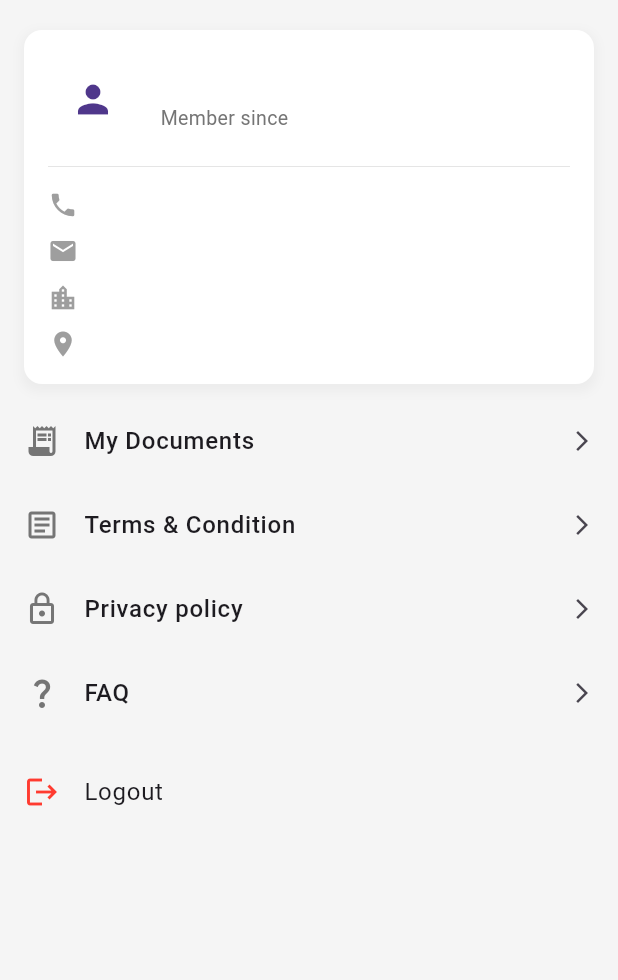
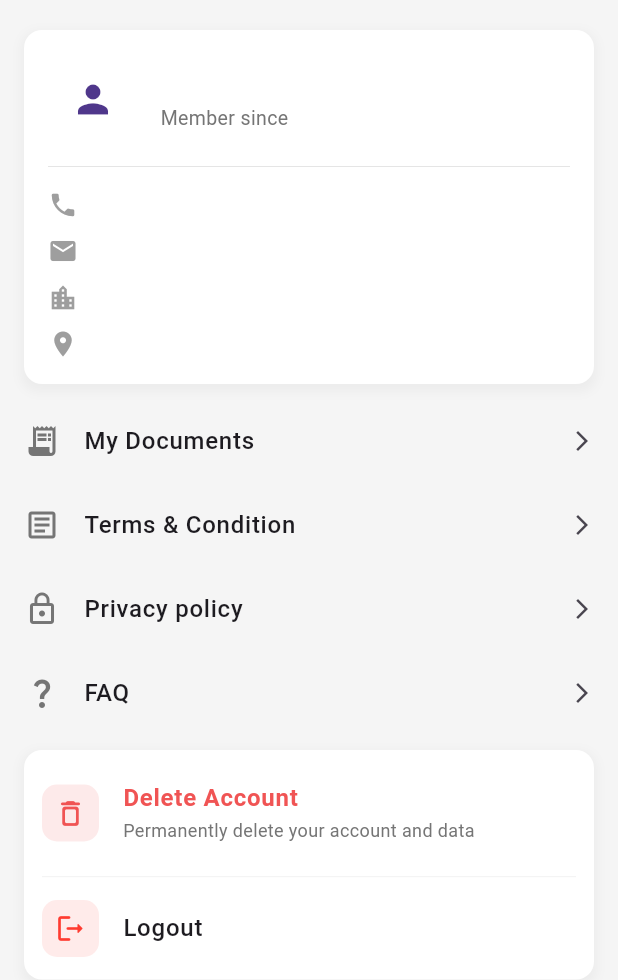
Before and after one commit to wemaxriad/webbdex-confirmation, a Flutter app: the ProfileView screen opened directly, on a phone screen of 412 x 824 dp. Shown: the top 980 px of the screen. Run offline on Flutter 3.47's test engine with Material 3 defaults, Android fonts, the phone set to English and light mode, and no system bars; drawn by our look-alikes of cached_network_image; our stand-ins replace dio, file_picker, firebase_core, firebase_messaging, flutter_local_notifications, flutter_markdown and 11 more; missing offline and left inert: twilio_voice; accounts and stored records are empty; network calls fail.

Commit message:
update confirmation app

```diff
--- a/lib/app/globalController/global_controller.dart
+++ b/lib/app/globalController/global_controller.dart
@@ -13,7 +13,7 @@ class GlobalController extends GetxController {
 
   Server server = Server();
   UserService userService = UserService();
-  var businessName = 'Confirmation App'.obs;
+  var businessName = 'WebbyFrim'.obs;
   var userImage = 'assets/images/user.png'.obs;
 
   RxList<String> countries = <String>[].obs;
--- a/lib/app/modules/profile/view/profile_view.dart
+++ b/lib/app/modules/profile/view/profile_view.dart
@@ -7,6 +7,7 @@ import '../../../helper/helper.dart';
 import '../../../services/api-list.dart';
 import '../../../utils/constant_colors.dart';
 import '../../../globalController/global_controller.dart';
+import '../../auth/controllers/auth_controller.dart';
 import '../controller/profile_controller.dart';
 import 'confirmation_agent_documents_view.dart';
 import 'shimmer/profile_shimmer_view.dart';
@@ -52,7 +53,11 @@ class ProfileView extends StatelessWidget {
               children: [
                 // 3. MAIN PROFILE CARD (Positioned slightly into the red block)
                 Padding(
-                  padding: const EdgeInsetsDirectional.only(top: 20, end: 16.0, start: 16.0),
+                  padding: const EdgeInsetsDirectional.only(
+                    top: 20,
+                    end: 16.0,
+                    start: 16.0,
+                  ),
                   child: Container(
                     padding: const EdgeInsets.all(16.0),
                     decoration: BoxDecoration(
@@ -71,30 +76,34 @@ class ProfileView extends StatelessWidget {
                       children: [
                         // --- Profile Header (Top Part of the Card) ---
                         _buildProfileHeader(controller),
-                        const Divider(height: 30, thickness: 0.5, color: Color(0xffDCDCDC)),
+                        const Divider(
+                          height: 30,
+                          thickness: 0.5,
+                          color: Color(0xffDCDCDC),
+                        ),
 
                         // --- Contact Details (Middle Part of the Card) ---
                         _buildContactRow(
                           icon: Icons.phone,
-                          value: controller.userDetails.value?.mobile??'',
+                          value: controller.userDetails.value?.mobile ?? '',
                         ),
                         const SizedBox(height: 10),
 
                         _buildContactRow(
                           icon: Icons.email,
-                          value: controller.userDetails.value?.email??"",
+                          value: controller.userDetails.value?.email ?? "",
                         ),
                         const SizedBox(height: 10),
 
                         _buildContactRow(
                           icon: Icons.location_city,
-                          value: controller.userDetails.value?.country??'',
+                          value: controller.userDetails.value?.country ?? '',
                         ),
                         const SizedBox(height: 10),
 
                         _buildContactRow(
                           icon: Icons.location_on,
-                          value: controller.userDetails.value?.address??'',
+                          value: controller.userDetails.value?.address ?? '',
                         ),
                       ],
                     ),
@@ -118,17 +127,18 @@ class ProfileView extends StatelessWidget {
                 );
               },
             ),
+
             // --- Menu List (Functional Section) ---
-
             _buildMenuItem(
               title: Get.find<GlobalController>().t("Terms & Condition"),
               icon: Icons.article_outlined,
               onTap: () {
-                Get.to(() =>  WebViewPage(
+                Get.to(
+                  () => WebViewPage(
                     title: "Terms & Condition",
-                  url:  ApiList.termsCondition.toString(),
-                ));
-
+                    url: ApiList.termsCondition.toString(),
+                  ),
+                );
               },
             ),
             _buildMenuItem(
@@ -136,10 +146,12 @@ class ProfileView extends StatelessWidget {
               icon: Icons.lock_outline,
               // Not the final item now, as Logout is next
               onTap: () {
-                Get.to(() =>  WebViewPage(
+                Get.to(
+                  () => WebViewPage(
                     title: "Privacy Policy",
-                  url:  ApiList.privacyPolicy.toString(),
-                ));
+                    url: ApiList.privacyPolicy.toString(),
+                  ),
+                );
               },
             ),
             _buildMenuItem(
@@ -147,32 +159,146 @@ class ProfileView extends StatelessWidget {
               icon: Icons.question_mark_sharp,
               // Not the final item now, as Logout is next
               onTap: () {
-                Get.to(() =>  WebViewPage(
+                Get.to(
+                  () => WebViewPage(
                     title: "FAQ",
-                  url:  ApiList.privacyFaq.toString(),
-                ));
+                    url: ApiList.privacyFaq.toString(),
+                  ),
+                );
               },
             ),
 
-            // --- LOGOUT BUTTON (New Section) ---
+            // --- DELETE ACCOUNT & LOGOUT ---
             Padding(
-              padding: const EdgeInsets.symmetric(horizontal: 16.0, vertical: 10.0),
-              child: ListTile(
-                contentPadding: EdgeInsets.zero,
-                leading: const Icon(Icons.logout, color: primaryColor),
-                title: Text(Get.find<GlobalController>().t("Logout")),
+              padding: const EdgeInsets.symmetric(
+                horizontal: 16.0,
+                vertical: 10.0,
+              ),
+              child: Container(
+                decoration: BoxDecoration(
+                  color: Colors.white,
+                  borderRadius: BorderRadius.circular(12),
+                  boxShadow: [
+                    BoxShadow(
+                      color: Colors.grey.withOpacity(0.1),
+                      spreadRadius: 2,
+                      blurRadius: 5,
+                      offset: const Offset(0, 3),
+                    ),
+                  ],
+                ),
+                child: Column(
+                  mainAxisSize: MainAxisSize.min,
+                  children: [
+                    ListTile(
+                      contentPadding: const EdgeInsets.symmetric(
+                        horizontal: 12,
+                        vertical: 6,
+                      ),
+                      leading: Container(
+                        padding: const EdgeInsets.all(8),
+                        decoration: BoxDecoration(
+                          color: warningColor.withOpacity(0.12),
+                          borderRadius: BorderRadius.circular(10),
+                        ),
+                        child: const Icon(
+                          Icons.delete_outline_rounded,
+                          color: warningColor,
+                          size: 22,
+                        ),
+                      ),
+                      title: Text(
+                        Get.find<GlobalController>().t("Delete Account"),
+                        style: const TextStyle(
+                          fontWeight: FontWeight.w600,
+                          color: warningColor,
+                          fontSize: 16,
+                        ),
+                      ),
+                      subtitle: Text(
+                        Get.find<GlobalController>().t(
+                          "Permanently delete your account and data",
+                        ),
+                        style: TextStyle(fontSize: 12, color: Colors.grey[600]),
+                      ),
                       onTap: () {
-                  // --- Logout Confirmation Dialog ---
                         Get.defaultDialog(
+                          radius: 14,
+                          title: Get.find<GlobalController>().t(
+                            "Delete Account",
+                          ),
+                          titleStyle: const TextStyle(
+                            fontWeight: FontWeight.w700,
+                            fontSize: 18,
+                          ),
+                          middleText: Get.find<GlobalController>().t(
+                            "This will permanently delete your account and associated data. This cannot be undone.",
+                          ),
+                          textConfirm: Get.find<GlobalController>().t("Delete"),
+                          textCancel: Get.find<GlobalController>().t("Cancel"),
+                          buttonColor: warningColor,
+                          confirmTextColor: Colors.white,
+                          cancelTextColor: greyPrimary,
+                          onConfirm: () {
+                            Get.back();
+                            Get.find<AuthController>().userLogout();
+                          },
+                        );
+                      },
+                    ),
+                    Padding(
+                      padding: const EdgeInsets.symmetric(horizontal: 12),
+                      child: Divider(
+                        height: 1,
+                        thickness: 0.5,
+                        color: Colors.grey.shade200,
+                      ),
+                    ),
+                    ListTile(
+                      contentPadding: const EdgeInsets.symmetric(
+                        horizontal: 12,
+                        vertical: 6,
+                      ),
+                      leading: Container(
+                        padding: const EdgeInsets.all(8),
+                        decoration: BoxDecoration(
+                          color: primaryColor.withOpacity(0.1),
+                          borderRadius: BorderRadius.circular(10),
+                        ),
+                        child: const Icon(
+                          Icons.logout_rounded,
+                          color: primaryColor,
+                          size: 22,
+                        ),
+                      ),
+                      title: Text(
+                        Get.find<GlobalController>().t("Logout"),
+                        style: const TextStyle(
+                          fontWeight: FontWeight.w500,
+                          fontSize: 16,
+                        ),
+                      ),
+                      onTap: () {
+                        Get.defaultDialog(
+                          radius: 14,
                           title: Get.find<GlobalController>().t("Logout"),
-                    middleText: Get.find<GlobalController>().t("Are you sure you want to log out?"),
+                          middleText: Get.find<GlobalController>().t(
+                            "Are you sure you want to log out?",
+                          ),
                           textConfirm: Get.find<GlobalController>().t("Yes"),
                           textCancel: Get.find<GlobalController>().t("No"),
+                          buttonColor: primaryColor,
+                          confirmTextColor: Colors.white,
+                          cancelTextColor: greyPrimary,
                           onConfirm: () {
+                            Get.back();
                             controller.logout();
                           },
                         );
                       },
+                    ),
+                  ],
+                ),
               ),
             ),
           ],
@@ -180,7 +306,6 @@ class ProfileView extends StatelessWidget {
       ),
     );
   }
-
 
   // Profile Header in the Card
   Widget _buildProfileHeader(ProfileController controller) {
@@ -211,7 +336,9 @@ class ProfileView extends StatelessWidget {
             crossAxisAlignment: CrossAxisAlignment.start,
             children: [
               Text(
-                Get.find<GlobalController>().t(controller.userDetails.value?.name??''),
+                Get.find<GlobalController>().t(
+                  controller.userDetails.value?.name ?? '',
+                ),
                 style: const TextStyle(
                   fontSize: 15,
                   fontWeight: FontWeight.bold,
@@ -219,7 +346,7 @@ class ProfileView extends StatelessWidget {
               ),
               const SizedBox(height: 4),
               Text(
-                "${Get.find<GlobalController>().t("Member since")} ${formatMonthYear(controller.userDetails.value?.createdAt??'')}",
+                "${Get.find<GlobalController>().t("Member since")} ${formatMonthYear(controller.userDetails.value?.createdAt ?? '')}",
                 style: TextStyle(color: Colors.grey[600], fontSize: 13),
               ),
             ],
@@ -249,7 +376,10 @@ class ProfileView extends StatelessWidget {
       children: [
         Icon(icon, color: Colors.grey[500], size: 20),
         const SizedBox(width: 15),
-        Text(Get.find<GlobalController>().t(value), style: const TextStyle(fontSize: 14)),
+        Text(
+          Get.find<GlobalController>().t(value),
+          style: const TextStyle(fontSize: 14),
+        ),
       ],
     );
   }
--- a/lib/app/services/api-list.dart
+++ b/lib/app/services/api-list.dart
@@ -30,7 +30,7 @@ class ApiList {
   static String? logout = "${server!}sign-out";
   static String? refreshToken = "${server!}refresh";
   static String? orderCallToken = "${server!}/confirmation-agent/order-call/token";
-  static String? deleteAccount = '${server!}account/delete';
+  static String? deleteAccount = '${server!}/account/delete';
   static String? privacyPolicy = "${mainUrl}privacy-policy";
   static String? termsCondition = "${mainUrl}terms-and-condition";
   static String? privacyFaq = "${mainUrl}faq";
--- a/pubspec.yaml
+++ b/pubspec.yaml
@@ -19,7 +19,7 @@ publish_to: 'none' # Remove this line if you wish to publish to pub.dev
 version: 1.0.0+2
 
 environment:
-  sdk: ^3.10.1
+  sdk: ^3.10.0
 
 # Dependencies specify other packages that your package needs in order to work.
 # To automatically upgrade your package dependencies to the latest versions
```
Also changed, not shown: lib/app/modules/auth/controllers/auth_controller.dart (+61 -6 lines), lib/main.dart (+8 -7 lines), pubspec.lock, 11 other files. Lines whose indentation alone changed are shown as unchanged.
